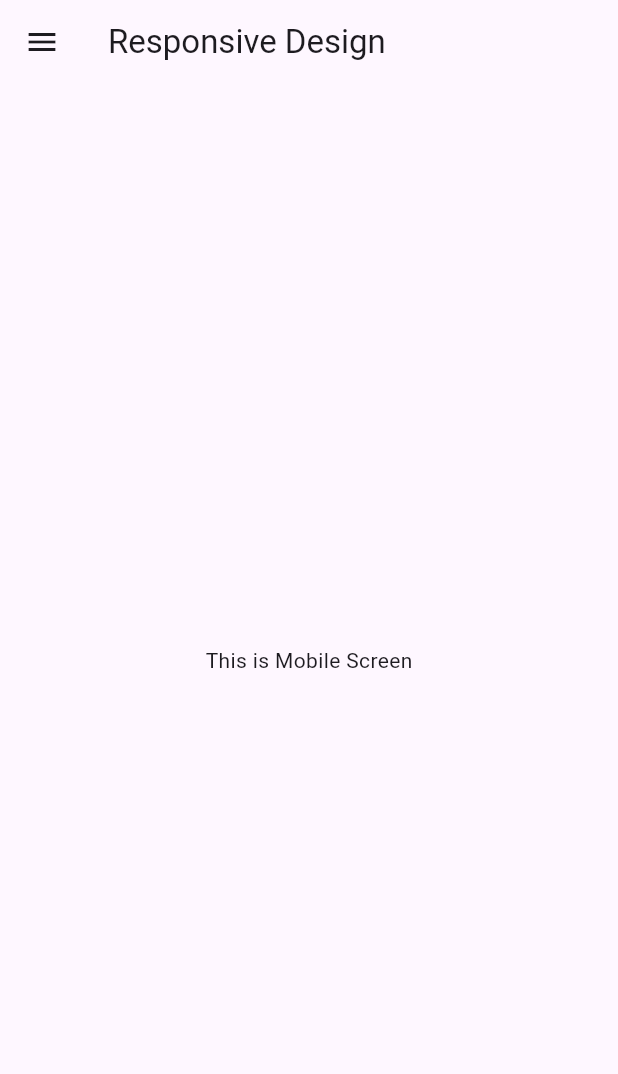
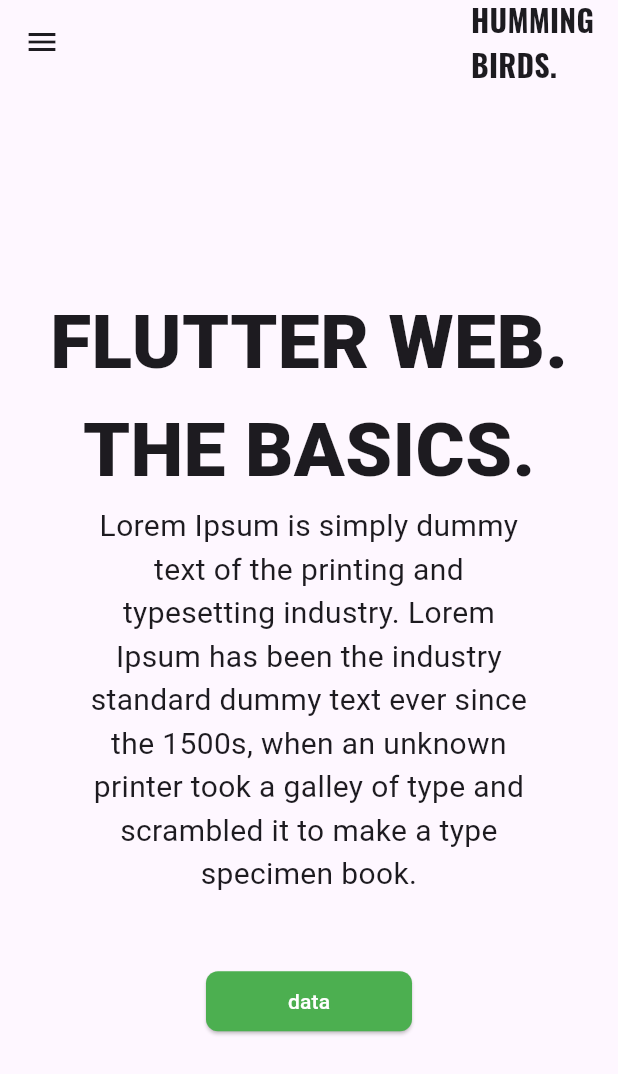
Before and after one commit to mdrahib46/Flutter-Responsive-Design, a Flutter app: the screen it shows after launch, on a phone screen of 412 x 824 dp. Shown: the top 1074 px of the screen. Run offline on Flutter 3.47's test engine with Material 3 defaults, Android fonts, the phone set to English and light mode, and no system bars; our stand-ins replace google_fonts.

Commit message:
Responsiveness added for mutliscreen

```diff
--- /dev/null
+++ b/lib/Screens/mobileScreenLayout.dart
@@ -0,0 +1,73 @@
+import 'package:flutter/material.dart';
+
+import '../Utils/textUtils.dart';
+import '../widgets/appbarTitleTextCard.dart';
+import '../widgets/navmanu.dart';
+
+class MobileScreenLayout extends StatelessWidget {
+  const MobileScreenLayout({
+    super.key,
+    required this.size,
+  });
+
+  final Size size;
+
+  @override
+  Widget build(BuildContext context) {
+    return Scaffold(
+        appBar: AppBar(
+          title: const Align(
+            alignment: Alignment.centerRight,
+            child: Column(
+              mainAxisAlignment: MainAxisAlignment.end,
+              crossAxisAlignment: CrossAxisAlignment.start,
+              children: [
+                AppBarTitleText(),
+              ],
+            ),
+          ),
+        ),
+        drawer: const NavManu(),
+        body:  Center(
+          child: Padding(
+            padding: const EdgeInsets.all(30.0),
+            child: Column(
+              mainAxisAlignment: MainAxisAlignment.center,
+              children: [
+                // _getSummarySection(crossAxisCount: 1, ratio: 2.4),
+                 Text(
+                  TextUtils.bodyTitleText1,
+                  style: TextStyle(fontSize: 50, fontWeight: FontWeight.w800),
+                ),
+                 Text(
+                 TextUtils.bodyTitleText2,
+                  style: TextStyle(fontSize: 50, fontWeight: FontWeight.w800),
+                ),
+                 Padding(
+                  padding: const EdgeInsets.symmetric(horizontal: 30.0),
+                  child: Text(TextUtils.bodyDecText, textAlign: TextAlign.center,),
+                ),
+                const SizedBox(height: 50),
+                SizedBox(
+                  height: 40,
+                  width: size.width / 3,
+                  child: ElevatedButton(
+                    onPressed: () {},
+                    style: ElevatedButton.styleFrom(
+                        backgroundColor: Colors.green,
+                        shape: RoundedRectangleBorder(
+                          borderRadius: BorderRadius.circular(8),
+                        )),
+                    child: const Text(
+                      'data',
+                      style: TextStyle(color: Colors.white),
+                    ),
+                  ),
+                )
+              ],
+            ),
+          ),
+        )
+    );
+  }
+}
--- /dev/null
+++ b/lib/Utils/textUtils.dart
@@ -0,0 +1,14 @@
+
+class TextUtils{
+  static String appbarTitleText1 = 'HUMMING';
+  static String appbarTitleText2 = 'BIRDS.';
+
+  static String drawerText1 = 'Recordings';
+  static String drawerText2 = 'Videos';
+
+  static String bodyTitleText1 = "FLUTTER WEB.";
+  static String bodyTitleText2 = "THE BASICS.";
+  static String bodyDecText = 'Lorem Ipsum is simply dummy text of the printing and typesetting industry. Lorem Ipsum has been the industry standard dummy text ever since the 1500s, when an unknown printer took a galley of type and scrambled it to make a type specimen book.';
+
+
+}
--- a/lib/homepage.dart
+++ b/lib/homepage.dart
@@ -1,6 +1,12 @@
 import 'package:flutter/material.dart';
-import 'package:responsivedesign/widgets/navmanu.dart';
+import 'package:responsivedesign/Screens/tabletScreenLayout.dart';
+import 'package:responsivedesign/widgets/appbarTitleTextCard.dart';
+import 'package:responsivedesign/widgets/appbarmanu.dart';
 import 'package:responsivedesign/widgets/responsive_builder.dart';
+
+import 'Screens/mobileScreenLayout.dart';
+import 'Utils/textUtils.dart';
+
 
 class HomePage extends StatefulWidget {
   const HomePage({super.key});
@@ -14,55 +20,102 @@ class _HomePageState extends State<HomePage> {
   Widget build(BuildContext context) {
      final size = MediaQuery.of(context).size;
 
-    return Scaffold(
-      appBar: AppBar(
-        title: const Text('Responsive Design'),
-      ),
-      drawer: const NavManu(),
-      body:  ResponsiveBuilder(
+    return ResponsiveBuilder(
 
-        /// this is mobile screen
-        mobile: _buildMobileScreenLayout(),
+        /// Mobile Screen Builder
+        mobile: MobileScreenLayout(size: size),
+
+        tablet: TabletScreenLayout(size: size),
+        desktop: _buildDesktopLayout());
+  }
+
+  /// tablet Screen Builder
+  // Widget _buildTabletLayout() {
+  //   return Scaffold(
+  //     appBar: AppBar(
+  //       titleSpacing: 40,
+  //       title: AppBarManu(),
+  //     ),
+  //     drawer: NavManu(),
+  //
+  //     body:  TabletScreenLayout(size: size)
+  //   );
+  // }
 
 
-        /// this is tablet Screen
-        tablet: _buildTabletScreenLayout(),
+/// Desktop  Scree Builder
+  Widget _buildDesktopLayout() {
+    return  Scaffold(
+      appBar: AppBar(
 
-        /// this is Desktop Screen
-        desktop: _buildDesktopScreenLayout(),
+        titleSpacing: 40,
+        title: const Row(
+          children: [
+            AppBarTitleText(),
+            Spacer(),
+            AppBarManu(),
+          ],
         ),
+      ),
+        body:   _getSummarySection()
         );
   }
 
-  Widget _buildDesktopScreenLayout() {
-    return Scaffold(
-        body: Row(
+
+  Widget _homePageTextSummaryCard(){
+    return Padding(
+      padding: const EdgeInsets.all(30.0),
+      child: Column(
+        mainAxisAlignment: MainAxisAlignment.center,
+        crossAxisAlignment: CrossAxisAlignment.start,
         children: [
-            NavManu(),
-            Expanded(
-                child: Center(
-              child: Text(
-                'Form Desktop',
-              ),
-            ))
+          Text(TextUtils.bodyTitleText1, style: Theme.of(context).textTheme.titleLarge,),
+          Text(TextUtils.bodyTitleText2,style: Theme.of(context).textTheme.titleLarge,),
+          const SizedBox(height: 16,),
+          Text(TextUtils.bodyDecText, style: Theme.of(context).textTheme.bodyMedium,)
         ],
       ),
     );
   }
+  Widget _homePageButtonCard(){
+    return Column(
+      crossAxisAlignment: CrossAxisAlignment.center,
+      mainAxisAlignment: MainAxisAlignment.center,
+      children: [
+      Padding(
+        padding: const EdgeInsets.symmetric(horizontal: 100.0),
+        child: SizedBox(
+        height: 40,
+        width: double.infinity,
+        child: ElevatedButton(
+          onPressed: () {},
+          style: ElevatedButton.styleFrom(
+              backgroundColor: Colors.green,
+              shape: RoundedRectangleBorder(
+                borderRadius: BorderRadius.circular(8),
+              )),
+          child: const Text(
+            'data',
+            style: TextStyle(color: Colors.white),
+          ),
+        ),
+            ),
+      )
 
-  Widget _buildTabletScreenLayout() {
-    return Scaffold(
-        body: Center(
-          child: Text("This is Tablet Screen"),
-        ),
+      ],
     );
   }
 
-  Widget _buildMobileScreenLayout() {
-    return Scaffold(
-        body: Center(
-          child: Text("This is Mobile Screen"),
-        ),
-      );
+  Widget _getSummarySection(){
+    return GridView(gridDelegate: SliverGridDelegateWithFixedCrossAxisCount(crossAxisCount: 2),children: [
+      _homePageTextSummaryCard(),
+      _homePageButtonCard()
+    ],);
   }
+
+
+
+
+
+
 }
--- a/lib/main.dart
+++ b/lib/main.dart
@@ -1,5 +1,6 @@
 import 'package:flutter/material.dart';
 import 'package:responsivedesign/homepage.dart';
+import 'package:google_fonts/google_fonts.dart';
 
 void main() {
   runApp(const ResponsiveDesign());
@@ -10,7 +11,25 @@ class ResponsiveDesign extends StatelessWidget {
 
   @override
   Widget build(BuildContext context) {
-    return const MaterialApp(
+    return  MaterialApp(
+      debugShowCheckedModeBanner: false,
+      theme: ThemeData(
+        useMaterial3: true,
+        textTheme:  TextTheme(
+          titleLarge: GoogleFonts.oswald(
+            fontSize: 50,
+            fontWeight: FontWeight.bold
+          ),
+          titleMedium:  GoogleFonts.oswald(
+              fontSize: 20,
+              fontWeight: FontWeight.bold
+          ),
+          bodyMedium: GoogleFonts.roboto(
+            fontSize: 20,
+          )
+        ),
+       ),
+
       home: HomePage(),
     );
   }
--- /dev/null
+++ b/lib/widgets/appbarTitleTextCard.dart
@@ -0,0 +1,26 @@
+import 'package:flutter/material.dart';
+import 'package:responsivedesign/Utils/textUtils.dart';
+
+class AppBarTitleText extends StatelessWidget {
+  const AppBarTitleText({
+    super.key,
+  });
+
+  @override
+  Widget build(BuildContext context) {
+    return Column(
+      mainAxisSize: MainAxisSize.min,
+      crossAxisAlignment: CrossAxisAlignment.start,
+      children: [
+        Text(
+         TextUtils.appbarTitleText1,
+          style: Theme.of(context).textTheme.titleMedium
+        ),
+        Text(
+          TextUtils.appbarTitleText2,
+          style: Theme.of(context).textTheme.titleMedium
+        ),
+      ],
+    );
+  }
+}
--- a/lib/widgets/navmanu.dart
+++ b/lib/widgets/navmanu.dart
@@ -1,4 +1,5 @@
 import 'package:flutter/material.dart';
+import 'package:responsivedesign/Utils/textUtils.dart';
 
 class NavManu extends StatelessWidget {
   const NavManu({
@@ -7,21 +8,20 @@ class NavManu extends StatelessWidget {
 
   @override
   Widget build(BuildContext context) {
-    return const Drawer(
-      child: SafeArea(
+    return   Drawer(
       child: Column(
         children: [
+          DrawerHeader(child: Text('data')),
           ListTile(
-              title: Text('Home'),
+            leading: Icon(Icons.movie_creation_outlined),
+            title: Text(TextUtils.drawerText1),
           ),
           ListTile(
-              title: Text('Products'),
+            leading: Icon(Icons.feedback_outlined),
+            title: Text(TextUtils.drawerText2),
           ),
-            ListTile(
-              title: Text('Bills'),
-            ),
+
         ],
-        ),
       ),
     );
   }
--- a/lib/widgets/responsive_builder.dart
+++ b/lib/widgets/responsive_builder.dart
@@ -1,5 +1,5 @@
 import 'package:flutter/material.dart';
-import 'package:responsivedesign/utils.dart';
+import 'package:responsivedesign/Utils/utils.dart';
 
 class ResponsiveBuilder extends StatelessWidget {
   const ResponsiveBuilder({
--- a/pubspec.yaml
+++ b/pubspec.yaml
@@ -35,6 +35,7 @@ dependencies:
   # The following adds the Cupertino Icons font to your application.
   # Use with the CupertinoIcons class for iOS style icons.
   cupertino_icons: ^1.0.8
+  google_fonts: ^6.2.1
 
 dev_dependencies:
   flutter_test:
```
Also changed, not shown: lib/Screens/tabletScreenLayout.dart (added, +71 -0 lines), lib/widgets/appbarmanu.dart (added, +20 -0 lines), lib/widgets/bodyContentCard.dart (added, +27 -0 lines), lib/widgets/bodyTitleText.dart (added, +35 -0 lines), lib/Utils/utils.dart (renamed from lib/utils.dart), pubspec.lock, 1 other file. Lines whose indentation alone changed are shown as unchanged.
